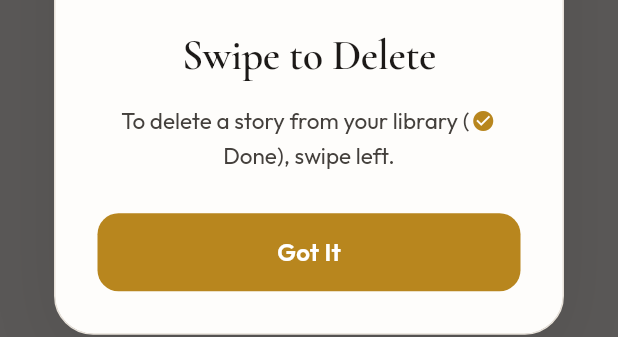
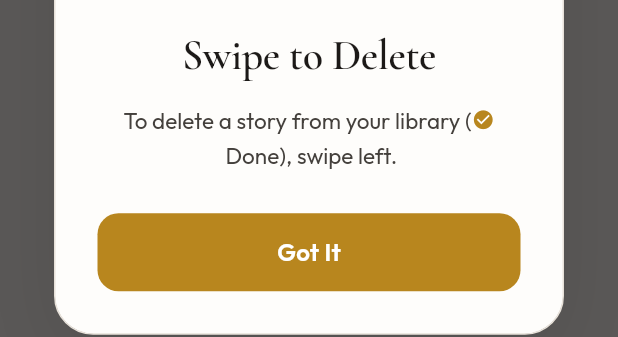
Before and after one commit to promagician77/alreadydone1, a Flutter app: the _SwipeDeleteTutorialOverlay widget shown alone on an empty page, opened directly with empty values, on a phone screen of 412 x 824 dp. Shown: the part 593-930 px from the top of the screen. Run offline on Flutter 3.47's test engine with Material 3 defaults, Android fonts, the phone set to English and light mode, and no system bars; our stand-ins replace app_links, audioplayers, auto_size_text, device_info_plus, firebase_core, firebase_messaging and 16 more; missing offline and left inert: json_path, mp_audio_stream, purchases_flutter, record, screen_brightness; accounts and stored records are empty; network calls fail.

Commit message:
chore: update the message of swipe modal

```diff
--- a/lib/widgets/swipe_delete_tutorial_dialog.dart
+++ b/lib/widgets/swipe_delete_tutorial_dialog.dart
@@ -212,18 +212,19 @@ class _SwipeDeleteTutorialOverlayState extends State<_SwipeDeleteTutorialOverlay
                               text: 'To delete a story from your library (',
                             ),
                             WidgetSpan(
-                              alignment: PlaceholderAlignment.middle,
-                              child: Padding(
-                                padding: const EdgeInsets.symmetric(horizontal: 1),
-                                child: Icon(
+                              alignment: PlaceholderAlignment.baseline,
+                              baseline: TextBaseline.alphabetic,
+                              child: Transform.translate(
+                                offset: const Offset(0, 1),
+                                child: const Icon(
                                   Icons.check_circle,
-                                  size: 16,
+                                  size: 15,
                                   color: _DoneTokens.gold,
                                 ),
                               ),
                             ),
                             const TextSpan(
-                              text: 'Done), swipe left.',
+                              text: '\u00A0Done), swipe left.',
                             ),
                           ],
                         ),
```
